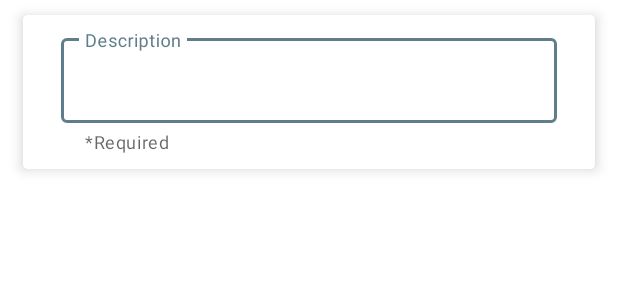
After one commit to devedelie/REM_P8, an Android app: the layout description_dialog_layout.xml on its own in the app's theme, with its tools: preview values and no code run, on a phone screen of 412 x 824 dp. The commit adds this screen. Shown: the top 300 px of the screen. Run offline under Robolectric (Android 15) with nearby library versions, the phone set to English and light mode, and no system bars.

Commit message:
- Added AlertDialog for users to add image description -Fixed xml design and issue

```diff
--- /dev/null
+++ b/app/src/main/res/layout/description_dialog_layout.xml
@@ -0,0 +1,48 @@
+<?xml version="1.0" encoding="utf-8"?>
+<com.google.android.material.card.MaterialCardView
+    xmlns:android="http://schemas.android.com/apk/res/android"
+    xmlns:app="http://schemas.android.com/apk/res-auto"
+    xmlns:tools="http://schemas.android.com/tools"
+    style="@style/Widget.MaterialComponents.CardView"
+    android:id="@+id/property_address_cardView"
+    android:layout_width="match_parent"
+    android:layout_height="wrap_content"
+    android:layout_marginStart="@dimen/text_box_margin_start_end"
+    android:layout_marginEnd="@dimen/text_box_margin_start_end"
+    android:layout_marginTop="10dp"
+    app:cardCornerRadius="3dp"
+    app:cardElevation="5dp"
+    app:cardMaxElevation="8dp"
+    app:contentPadding="10dp"
+    app:cardPreventCornerOverlap="true"
+    app:cardUseCompatPadding="false">
+
+    <androidx.constraintlayout.widget.ConstraintLayout
+        android:id="@+id/description_card_view_cl"
+        android:layout_width="match_parent"
+        android:layout_height="match_parent">
+
+        <!-- Photo Description -->
+        <com.google.android.material.textfield.TextInputLayout
+            android:id="@+id/street_name_box"
+            style="@style/TextFieldTheme"
+            android:layout_width="match_parent"
+            android:layout_height="wrap_content"
+            android:layout_marginStart="@dimen/text_box_margin_start_end"
+            android:layout_marginEnd="@dimen/text_box_margin_start_end"
+            android:layout_marginTop="10dp"
+            android:layout_marginBottom="10dp"
+            app:layout_constraintStart_toStartOf="parent"
+            app:layout_constraintEnd_toEndOf="parent"
+            android:hint="Description"
+            app:helperText="*Required"
+            tools:ignore="MissingConstraints">
+            <com.google.android.material.textfield.TextInputEditText
+                android:id="@+id/description_text"
+                android:layout_width="match_parent"
+                android:layout_height="wrap_content"
+                android:inputType="text" />
+        </com.google.android.material.textfield.TextInputLayout>
+
+    </androidx.constraintlayout.widget.ConstraintLayout>
+</com.google.android.material.card.MaterialCardView>
--- a/app/src/main/res/layout/property_base_detail_layout.xml
+++ b/app/src/main/res/layout/property_base_detail_layout.xml
@@ -193,9 +193,7 @@
                             android:layout_height="wrap_content"
                             android:imeOptions="actionNext"
                             android:nextFocusDown="@id/property_description"
-                            android:inputType="number"
-                            android:focusable="false"
-                            android:clickable="false"/>
+                            android:inputType="number" />
                     </com.google.android.material.textfield.TextInputLayout>
 
                     </LinearLayout>
--- a/app/src/main/res/values/strings.xml
+++ b/app/src/main/res/values/strings.xml
@@ -50,4 +50,6 @@
 
     <string name="alert_dialog_title">Delete entry</string>
     <string name="alert_dialog_message">Are you sure you want to delete this entry?</string>
+
+    <string name="empty_description_alert_dialog">N/A</string>
 </resources>
```
